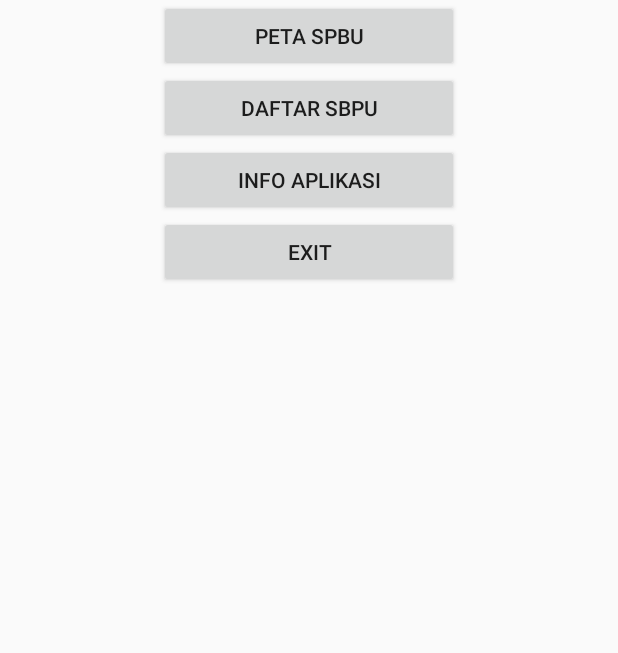
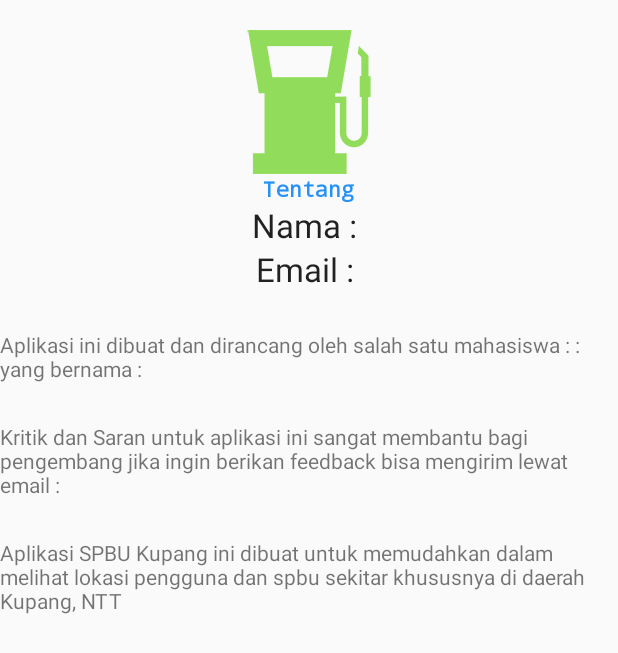
Before and after one commit to arthurnumen/kupang-public-area, an Android app: the MainActivity screen opened directly, with no data from a screen before it, after a tap on "INFO APLIKASI", on a phone screen of 412 x 824 dp. Shown: the top 653 px of the screen. Run offline under Robolectric (Android 15) with nearby library versions, the phone set to English and light mode, and no system bars.

Commit message:
update info activity

```diff
--- a/app/src/main/AndroidManifest.xml
+++ b/app/src/main/AndroidManifest.xml
@@ -47,7 +47,11 @@
             android:label="@string/title_activity_maps">
         </activity>
         <activity
-            android:name=".MapsActivity"
+            android:name="com.example.app.kupangpublicarea.MapsActivity"
+            android:label="@string/title_activity_maps">
+        </activity>
+        <activity
+            android:name="com.example.app.kupangpublicarea.AboutActivity"
             android:label="@string/title_activity_maps">
         </activity>
 
--- /dev/null
+++ b/app/src/main/java/com/example/app/kupangpublicarea/AboutActivity.java
@@ -0,0 +1,13 @@
+package com.example.app.kupangpublicarea;
+
+import android.app.Activity;
+import android.os.Bundle;
+
+public class AboutActivity extends Activity {
+
+    @Override
+    protected void onCreate(Bundle savedInstanceState) {
+        super.onCreate(savedInstanceState);
+        setContentView(R.layout.about);
+    }
+}
--- a/app/src/main/java/com/example/app/kupangpublicarea/MainActivity.java
+++ b/app/src/main/java/com/example/app/kupangpublicarea/MainActivity.java
@@ -21,7 +21,6 @@ public class MainActivity extends Activity {
         petaSPBU.setOnClickListener(new View.OnClickListener() {
             public void onClick(View arg0) {
                 Intent i = new Intent(getApplicationContext(),MapsActivity.class);
-
                 startActivity(i);
             }
         });
@@ -34,7 +33,8 @@ public class MainActivity extends Activity {
 
         infoAplikasi.setOnClickListener(new View.OnClickListener() {
             public void onClick(View arg0) {
-
+                Intent i = new Intent(getApplicationContext(),AboutActivity.class);
+                startActivity(i);
             }
         });
 
--- /dev/null
+++ b/app/src/main/res/layout/about.xml
@@ -0,0 +1,75 @@
+<?xml version="1.0" encoding="utf-8"?>
+<RelativeLayout xmlns:android="http://schemas.android.com/apk/res/android"
+    android:layout_width="match_parent"
+    android:layout_height="match_parent"
+    android:orientation="vertical"
+    >
+
+    <TextView
+        android:id="@+id/textView1"
+        android:layout_width="wrap_content"
+        android:layout_height="wrap_content"
+        android:layout_below="@+id/imageView3"
+        android:layout_centerHorizontal="true"
+        android:text="Tentang"
+        android:textColor="#2792f6"
+        android:textStyle="bold"
+        android:typeface="monospace" />
+
+    <ImageView
+        android:id="@+id/imageView3"
+        android:layout_width="wrap_content"
+        android:layout_height="wrap_content"
+        android:layout_alignParentTop="true"
+        android:layout_centerHorizontal="true"
+        android:layout_marginTop="20dp"
+        android:src="@drawable/info" />
+
+    <TextView
+        android:id="@+id/textView7"
+        android:layout_width="wrap_content"
+        android:layout_height="wrap_content"
+        android:layout_alignParentLeft="true"
+        android:layout_below="@+id/textView4"
+        android:layout_marginTop="26dp"
+        android:text="Kritik dan Saran untuk aplikasi ini sangat membantu bagi pengembang jika ingin berikan feedback bisa mengirim lewat email : " />
+
+    <TextView
+        android:id="@+id/textView4"
+        android:layout_width="wrap_content"
+        android:layout_height="wrap_content"
+        android:text="Aplikasi ini dibuat dan dirancang oleh salah satu mahasiswa : : yang bernama : "
+        android:layout_below="@+id/textView6"
+        android:layout_alignParentLeft="true"
+        android:layout_alignParentStart="true"
+        android:layout_marginTop="26dp" />
+
+    <TextView
+        android:id="@+id/textView2"
+        android:layout_width="wrap_content"
+        android:layout_height="wrap_content"
+        android:text="Aplikasi SPBU Kupang ini dibuat untuk memudahkan dalam melihat lokasi pengguna dan spbu sekitar khususnya di daerah Kupang, NTT"
+        android:layout_below="@+id/textView7"
+        android:layout_alignParentLeft="true"
+        android:layout_alignParentStart="true"
+        android:layout_marginTop="26dp" />
+
+    <TextView
+        android:id="@+id/textView5"
+        android:layout_width="wrap_content"
+        android:layout_height="wrap_content"
+        android:layout_below="@+id/textView1"
+        android:layout_centerHorizontal="true"
+        android:text="Nama : "
+        android:textAppearance="?android:attr/textAppearanceLarge" />
+
+    <TextView
+        android:id="@+id/textView6"
+        android:layout_width="wrap_content"
+        android:layout_height="wrap_content"
+        android:layout_below="@+id/textView5"
+        android:layout_centerHorizontal="true"
+        android:text="Email : "
+        android:textAppearance="?android:attr/textAppearanceLarge" />
+
+</RelativeLayout>
```
Also changed, not shown: app/src/main/res/drawable-hdpi/info.png (added), app/src/main/res/drawable-mdpi/info.png (added), app/src/main/res/drawable-xhdpi/info.png (added), app/src/main/res/drawable-xxhdpi/info.png (added), app/src/main/res/drawable-xxxhdpi/info.png (added).
